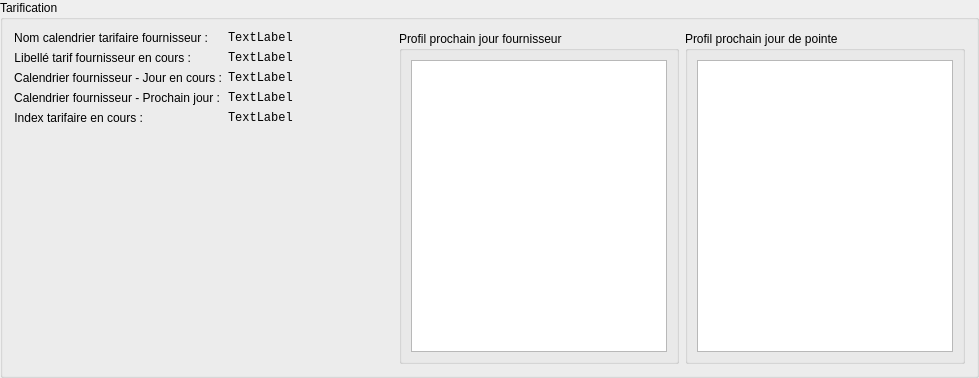
The window that src/ui/dataDisplay/GBTarification.ui (Aloike/qt-enedis-tic) describes before a commit, drawn with Qt 5.
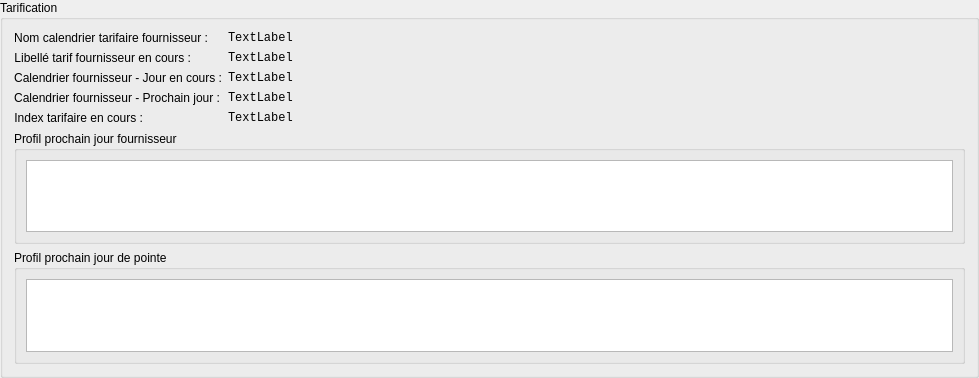
The same window after the commit.

Commit message: UI: Modifications esthétiques mineures.

What changed in the file:
```diff
--- a/src/ui/dataDisplay/GBTarification.ui
+++ b/src/ui/dataDisplay/GBTarification.ui
@@ -16,7 +16,7 @@
   <property name="title">
    <string>Tarification</string>
   </property>
-  <layout class="QHBoxLayout" name="horizontalLayout">
+  <layout class="QVBoxLayout" name="verticalLayout_4">
    <item>
     <layout class="QFormLayout" name="formLayout">
      <item row="1" column="0">
@@ -131,19 +131,6 @@
      </item>
     </layout>
    </item>
-   <item>
-    <spacer name="horizontalSpacer">
-     <property name="orientation">
-      <enum>Qt::Horizontal</enum>
-     </property>
-     <property name="sizeHint" stdset="0">
-      <size>
-       <width>40</width>
-       <height>20</height>
-      </size>
-     </property>
-    </spacer>
-   </item>
    <item>
     <widget class="QGroupBox" name="gbProfilProchainJour">
      <property name="title">
@@ -151,7 +138,13 @@
      </property>
      <layout class="QVBoxLayout" name="verticalLayout">
       <item>
-       <widget class="QTextBrowser" name="PJOURF_1TB"/>
+       <widget class="QTextBrowser" name="PJOURF_1TB">
+        <property name="font">
+         <font>
+          <family>Monospace</family>
+         </font>
+        </property>
+       </widget>
       </item>
      </layout>
     </widget>
@@ -163,7 +156,13 @@
      </property>
      <layout class="QVBoxLayout" name="verticalLayout_2">
       <item>
-       <widget class="QTextBrowser" name="PPOINTETB"/>
+       <widget class="QTextBrowser" name="PPOINTETB">
+        <property name="font">
+         <font>
+          <family>Monospace</family>
+         </font>
+        </property>
+       </widget>
       </item>
      </layout>
     </widget>
```
The commit also changes 5 other files.
